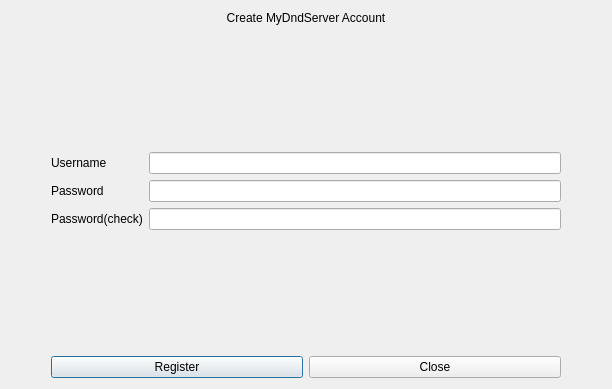
Qt form src/register.ui (AmmonAyisiMensah/MyDndServer) before a commit.
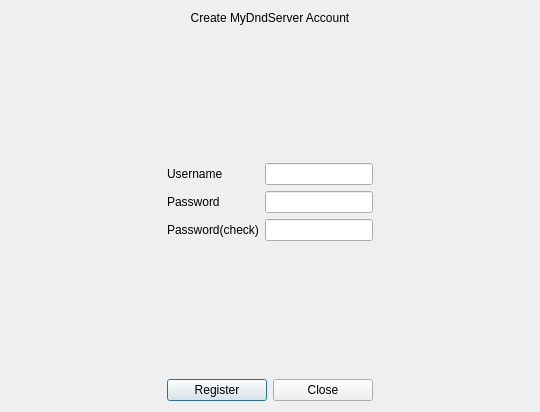
The same form after that commit. Icons and pictures are not drawn.

The edit to the form file:
```diff
--- a/src/register.ui
+++ b/src/register.ui
@@ -6,8 +6,8 @@
    <rect>
     <x>0</x>
     <y>0</y>
-    <width>612</width>
-    <height>389</height>
+    <width>540</width>
+    <height>412</height>
    </rect>
   </property>
   <property name="windowTitle">
@@ -17,7 +17,7 @@
    <iconset resource="LibraryAyimea/Ayimea.qrc">
     <normaloff>:/img/Ayimea.ico</normaloff>:/img/Ayimea.ico</iconset>
   </property>
-  <layout class="QHBoxLayout" name="horizontalLayout_3" stretch="0,1,0">
+  <layout class="QHBoxLayout" name="horizontalLayout_3" stretch="0,0,0">
    <item>
     <spacer name="horizontalSpacer">
      <property name="orientation">
@@ -25,7 +25,7 @@
      </property>
      <property name="sizeHint" stdset="0">
       <size>
-       <width>40</width>
+       <width>120</width>
        <height>20</height>
       </size>
      </property>
@@ -144,7 +144,7 @@
      </property>
      <property name="sizeHint" stdset="0">
       <size>
-       <width>40</width>
+       <width>119</width>
        <height>20</height>
       </size>
      </property>
```
